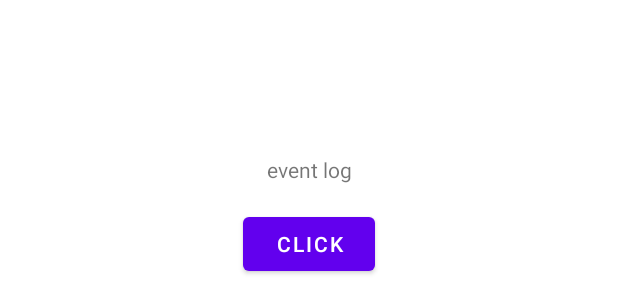
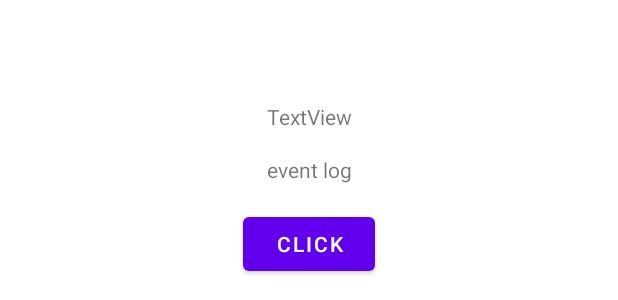
Before and after one commit to taehwan1-6/KotlinApp_my, an Android app: the layout activity_event.xml on its own in the app's theme, with its tools: preview values and no code run, on a phone screen of 412 x 824 dp. Shown: the part 374-674 px from the top of the screen. Run offline under Robolectric (Android 15) with nearby library versions, the phone set to English and light mode, and no system bars.

```diff
--- a/LionApp/app/src/main/res/layout/activity_event.xml
+++ b/LionApp/app/src/main/res/layout/activity_event.xml
@@ -27,5 +27,17 @@
         app:layout_constraintEnd_toEndOf="@+id/btnEvent"
         app:layout_constraintStart_toStartOf="@+id/btnEvent" />
 
+    <TextView
+        android:id="@+id/tvStatus2"
+        android:layout_width="wrap_content"
+        android:layout_height="wrap_content"
+        android:layout_marginBottom="16dp"
+        android:text="TextView"
+        app:layout_constraintBottom_toTopOf="@+id/tvStatus"
+        app:layout_constraintEnd_toEndOf="@+id/btnEvent"
+        app:layout_constraintHorizontal_bias="0.504"
+        app:layout_constraintStart_toStartOf="@+id/btnEvent" />
+
+
 
 </androidx.constraintlayout.widget.ConstraintLayout>
```
Also changed, not shown: LionApp/app/src/main/java/com/oz10/lionapp/EventActivity.kt (+35 -5 lines).
